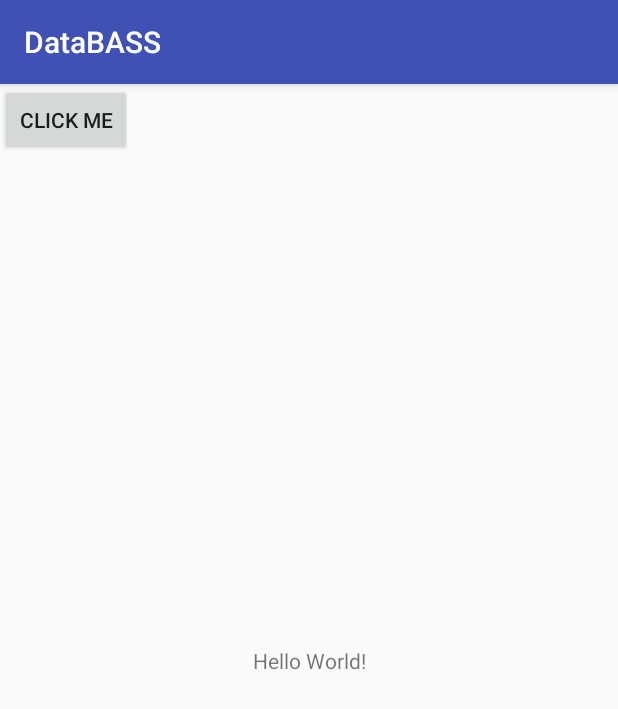
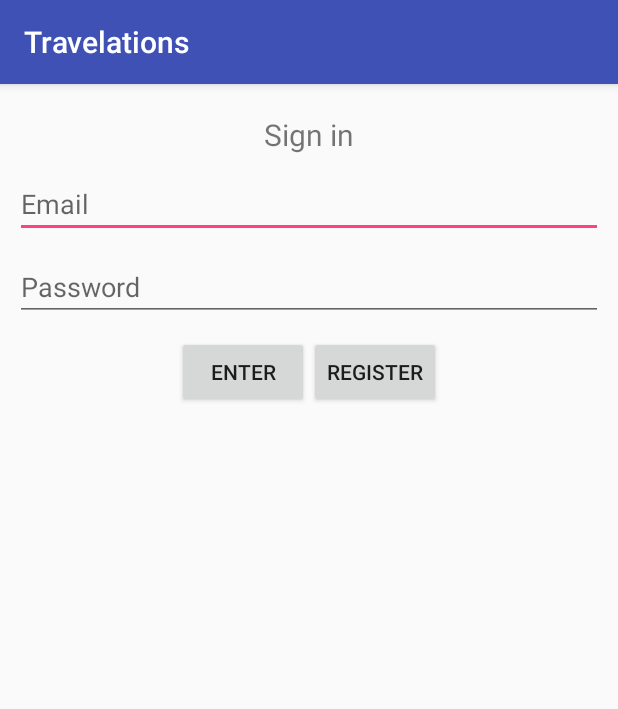
Before and after one commit to shreyas208/CS411-DataBASS, an Android app: the screen it shows after launch (MainActivity before the commit, LoginActivity after it), on a phone screen of 412 x 824 dp. Shown: the top 709 px of the screen. Run offline under Robolectric (Android 15) with nearby library versions, the light colour scheme and no system bars.

Commit message:
Basic UI setup complete! Need to add backend API implementation and settings activity later on

```diff
--- /dev/null
+++ b/databass-android/app/src/main/java/com/shreyas208/databass/LoginActivity.java
@@ -0,0 +1,60 @@
+package com.shreyas208.databass;
+
+import android.content.Intent;
+import android.support.v7.app.AppCompatActivity;
+import android.os.Bundle;
+import android.view.View;
+import android.widget.EditText;
+import android.widget.Toast;
+
+
+public class LoginActivity extends AppCompatActivity {
+
+    private String testEmail = "test@test.com";
+    private String testPassword = "password";
+    private String testDisplayName = "Bob";
+
+    @Override
+    protected void onCreate(Bundle savedInstanceState) {
+
+        super.onCreate(savedInstanceState);
+        setContentView(R.layout.activity_login);
+
+    }
+
+    public void clickEnterButton(View view) {
+
+        EditText emailLoginEditText = (EditText) findViewById(R.id.emailLoginEditText);
+        EditText passwordEditText = (EditText) findViewById(R.id.passwordLoginEditText);
+
+        if (verifyLogin(emailLoginEditText.getText().toString(), passwordEditText.getText().toString())) {
+
+            Dummy.email = emailLoginEditText.getText().toString();
+            Dummy.password = passwordEditText.getText().toString();
+            Dummy.displayName = testDisplayName;
+
+            Intent i = new Intent(getApplicationContext(), ProfileActivity.class);
+            startActivity(i);
+
+        } else {
+
+            Toast.makeText(getApplicationContext(), "Incorrect email or password", Toast.LENGTH_LONG).show();
+
+        }
+
+    }
+
+    private boolean verifyLogin(String email, String password) {
+
+        return email.equals(testEmail) && password.equals(testPassword);
+
+    }
+
+    public void clickRegisterButton(View view) {
+
+        Intent i = new Intent(getApplicationContext(), RegisterActivity.class);
+        startActivity(i);
+
+    }
+
+}
--- a/databass-android/app/src/main/java/com/shreyas208/databass/MainActivity.java
+++ /dev/null
@@ -1,36 +0,0 @@
-package com.shreyas208.databass;
-
-import android.support.v7.app.AppCompatActivity;
-import android.os.Bundle;
-import android.view.View;
-import android.widget.Button;
-import android.widget.TextView;
-import android.widget.Toast;
-
-public class MainActivity extends AppCompatActivity implements View.OnClickListener {
-
-    private Button btnClickMe;
-    private TextView tvMainText;
-
-    private int count = 0;
-
-    @Override
-    protected void onCreate(Bundle savedInstanceState) {
-        super.onCreate(savedInstanceState);
-        setContentView(R.layout.activity_main);
-
-        btnClickMe = (Button) findViewById(R.id.btnClickMe);
-        tvMainText = (TextView) findViewById(R.id.tvMainText);
-
-        btnClickMe.setOnClickListener(this);
-    }
-
-    public void onClick(View v) {
-        if (v.getId() == R.id.btnClickMe) {
-            count++;
-            tvMainText.setText("Hello World! You have clicked the button " + count + " times.");
-            Toast.makeText(this, R.string.main_toast_text, Toast.LENGTH_SHORT).show();
-        }
-    }
-
-}
--- /dev/null
+++ b/databass-android/app/src/main/res/layout/activity_login.xml
@@ -0,0 +1,81 @@
+<?xml version="1.0" encoding="utf-8"?>
+<android.support.constraint.ConstraintLayout xmlns:android="http://schemas.android.com/apk/res/android"
+    xmlns:app="http://schemas.android.com/apk/res-auto"
+    xmlns:tools="http://schemas.android.com/tools"
+    android:layout_width="match_parent"
+    android:layout_height="match_parent"
+    tools:context="com.shreyas208.databass.LoginActivity">
+
+    <TextView
+        android:id="@+id/signInTextView"
+        android:layout_width="match_parent"
+        android:layout_height="wrap_content"
+        android:layout_marginTop="20dp"
+        android:layout_weight="1"
+        android:gravity="center_vertical|center_horizontal"
+        android:text="@string/sign_in"
+        android:textSize="20sp"
+        app:layout_constraintLeft_toLeftOf="parent"
+        app:layout_constraintRight_toRightOf="parent"
+        app:layout_constraintTop_toTopOf="parent" />
+
+    <EditText
+        android:id="@+id/emailLoginEditText"
+        android:layout_width="0dp"
+        android:layout_height="wrap_content"
+        android:layout_margin="10dp"
+        android:layout_marginTop="12dp"
+        android:layout_weight="1"
+        android:ems="10"
+        android:hint="@string/email"
+        android:inputType="textEmailAddress"
+        app:layout_constraintHorizontal_bias="1.0"
+        app:layout_constraintLeft_toLeftOf="parent"
+        app:layout_constraintRight_toRightOf="parent"
+        app:layout_constraintTop_toBottomOf="@+id/signInTextView" />
+
+    <EditText
+        android:id="@+id/passwordLoginEditText"
+        android:layout_width="0dp"
+        android:layout_height="wrap_content"
+        android:layout_margin="10dp"
+        android:layout_marginTop="16dp"
+        android:ems="10"
+        android:hint="@string/password"
+        android:inputType="textPassword"
+        app:layout_constraintHorizontal_bias="1.0"
+        app:layout_constraintLeft_toLeftOf="parent"
+        app:layout_constraintRight_toRightOf="parent"
+        app:layout_constraintTop_toBottomOf="@+id/emailLoginEditText" />
+
+    <LinearLayout
+        android:layout_width="wrap_content"
+        android:layout_height="wrap_content"
+        android:layout_marginTop="10dp"
+        android:orientation="horizontal"
+        app:layout_constraintLeft_toLeftOf="parent"
+        app:layout_constraintRight_toRightOf="parent"
+        app:layout_constraintTop_toBottomOf="@+id/passwordLoginEditText">
+
+        <Button
+            android:id="@+id/enterLoginButton"
+            android:layout_width="wrap_content"
+            android:layout_height="wrap_content"
+            android:layout_weight="1"
+            android:onClick="clickEnterButton"
+            android:text="@string/enter"
+            app:layout_constraintLeft_toLeftOf="parent"
+            app:layout_constraintRight_toRightOf="parent" />
+
+        <Button
+            android:id="@+id/registerButton"
+            android:layout_width="wrap_content"
+            android:layout_height="wrap_content"
+            android:layout_weight="1"
+            android:onClick="clickRegisterButton"
+            android:text="@string/register"
+            app:layout_constraintLeft_toLeftOf="parent"
+            app:layout_constraintRight_toRightOf="parent" />
+    </LinearLayout>
+
+</android.support.constraint.ConstraintLayout>
--- a/databass-android/app/src/main/res/layout/activity_main.xml
+++ /dev/null
@@ -1,26 +0,0 @@
-<?xml version="1.0" encoding="utf-8"?>
-<android.support.constraint.ConstraintLayout
-    xmlns:android="http://schemas.android.com/apk/res/android"
-    xmlns:app="http://schemas.android.com/apk/res-auto"
-    xmlns:tools="http://schemas.android.com/tools"
-    android:layout_width="match_parent"
-    android:layout_height="match_parent"
-    tools:context="com.shreyas208.databass.MainActivity">
-
-    <TextView
-        android:layout_width="wrap_content"
-        android:layout_height="wrap_content"
-        android:text="Hello World!"
-        app:layout_constraintBottom_toBottomOf="parent"
-        app:layout_constraintLeft_toLeftOf="parent"
-        app:layout_constraintRight_toRightOf="parent"
-        app:layout_constraintTop_toTopOf="parent"
-        android:id="@+id/tvMainText"/>
-
-    <Button
-        android:layout_width="wrap_content"
-        android:layout_height="wrap_content"
-        android:text="@string/click_me"
-        android:id="@+id/btnClickMe"/>
-
-</android.support.constraint.ConstraintLayout>
--- /dev/null
+++ b/databass-android/app/src/main/res/values/dimens.xml
@@ -0,0 +1,3 @@
+<resources>
+    <dimen name="fab_margin">16dp</dimen>
+</resources>
--- a/databass-android/app/src/main/res/values/strings.xml
+++ b/databass-android/app/src/main/res/values/strings.xml
@@ -1,5 +1,12 @@
 <resources>
-    <string name="app_name">DataBASS</string>
-    <string name="click_me">Click Me</string>
-    <string name="main_toast_text">You clicked the button!</string>
+    <string name="app_name">Travelations</string>
+    <string name="enter">Enter</string>
+    <string name="register">Register</string>
+    <string name="password">Password</string>
+    <string name="email">Email</string>
+    <string name="sign_in">Sign in</string>
+    <string name="title_activity_register">RegisterActivity</string>
+    <string name="display_name">Display name</string>
+    <string name="retype_password">Retype password</string>
+    <string name="cancel">Cancel</string>
 </resources>
--- a/databass-android/build.gradle
+++ b/databass-android/build.gradle
@@ -3,9 +3,10 @@
 buildscript {
     repositories {
         jcenter()
+        google()
     }
     dependencies {
-        classpath 'com.android.tools.build:gradle:2.3.3'
+        classpath 'com.android.tools.build:gradle:3.0.0'
 
         // NOTE: Do not place your application dependencies here; they belong
         // in the individual module build.gradle files
@@ -15,6 +16,7 @@ buildscript {
 allprojects {
     repositories {
         jcenter()
+        google()
     }
 }
 
```
Also changed, not shown: databass-android/app/build.gradle (+7 -2 lines), databass-android/app/src/main/AndroidManifest.xml (+6 -4 lines), databass-android/app/src/main/java/com/shreyas208/databass/Dummy.java (added, +16 -0 lines), databass-android/app/src/main/java/com/shreyas208/databass/ProfileActivity.java (added, +81 -0 lines), databass-android/app/src/main/java/com/shreyas208/databass/RegisterActivity.java (added, +70 -0 lines), databass-android/app/src/main/res/layout/activity_profile.xml (added, +74 -0 lines), databass-android/app/src/main/res/layout/activity_register.xml (added, +101 -0 lines), databass-android/app/src/main/res/layout/list_item.xml (added, +26 -0 lines), databass-android/app/src/main/res/values/styles.xml (+9 -0 lines), databass-android/gradle/wrapper/gradle-wrapper.properties.
